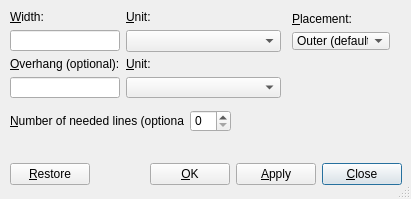
Before: the Qt Designer form src/frontends/qt4/ui/WrapUi.ui in cburschka/lyx, drawn with Qt 5.
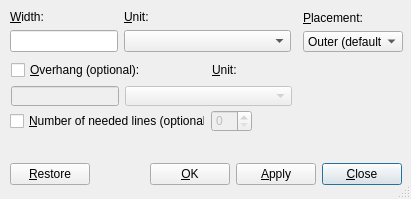
After: the same form once the commit is applied. Custom widgets are drawn as their Qt base class.

Commit message: GuiWrap: make the optional options really optional by checkboxes in the dialog

What changed in the file:
```diff
--- a/src/frontends/qt4/ui/WrapUi.ui
+++ b/src/frontends/qt4/ui/WrapUi.ui
@@ -15,37 +15,6 @@
   <property name="sizeGripEnabled" >
    <bool>true</bool>
   </property>
-  <widget class="QWidget" name="layoutWidget" >
-   <property name="geometry" >
-    <rect>
-     <x>10</x>
-     <y>110</y>
-     <width>221</width>
-     <height>22</height>
-    </rect>
-   </property>
-   <layout class="QHBoxLayout" >
-    <property name="margin" >
-     <number>0</number>
-    </property>
-    <property name="spacing" >
-     <number>6</number>
-    </property>
-    <item>
-     <widget class="QLabel" name="nlinesLA" >
-      <property name="text" >
-       <string>&amp;Number of needed lines (optional):</string>
-      </property>
-      <property name="buddy" >
-       <cstring>valignCO</cstring>
-      </property>
-     </widget>
-    </item>
-    <item>
-     <widget class="QSpinBox" name="linesSB" />
-    </item>
-   </layout>
-  </widget>
   <widget class="QWidget" name="layoutWidget" >
    <property name="geometry" >
     <rect>
@@ -155,62 +124,13 @@
     </item>
    </layout>
   </widget>
-  <widget class="QLabel" name="valignLA" >
-   <property name="geometry" >
-    <rect>
-     <x>292</x>
-     <y>11</y>
-     <width>98</width>
-     <height>16</height>
-    </rect>
-   </property>
-   <property name="text" >
-    <string>&amp;Placement:</string>
-   </property>
-   <property name="buddy" >
-    <cstring>valignCO</cstring>
-   </property>
-  </widget>
-  <widget class="QComboBox" name="valignCO" >
-   <property name="geometry" >
-    <rect>
-     <x>292</x>
-     <y>32</y>
-     <width>98</width>
-     <height>18</height>
-    </rect>
-   </property>
-   <property name="toolTip" >
-    <string>Vertical alignment</string>
-   </property>
-   <item>
-    <property name="text" >
-     <string>Outer (default)</string>
-    </property>
-   </item>
-   <item>
-    <property name="text" >
-     <string>Inner</string>
-    </property>
-   </item>
-   <item>
-    <property name="text" >
-     <string>Left</string>
-    </property>
-   </item>
-   <item>
-    <property name="text" >
-     <string>Right</string>
-    </property>
-   </item>
-  </widget>
-  <widget class="QWidget" name="layoutWidget" >
+  <widget class="QWidget" name="" >
    <property name="geometry" >
     <rect>
      <x>10</x>
      <y>10</y>
-     <width>271</width>
-     <height>88</height>
+     <width>281</width>
+     <height>42</height>
     </rect>
    </property>
    <layout class="QGridLayout" >
@@ -235,18 +155,8 @@
       </property>
      </widget>
     </item>
-    <item row="0" column="0" >
-     <widget class="QLabel" name="widthLA" >
-      <property name="text" >
-       <string>&amp;Width:</string>
-      </property>
-      <property name="buddy" >
-       <cstring>widthED</cstring>
-      </property>
-     </widget>
-    </item>
-    <item row="2" column="1" >
-     <widget class="QLabel" name="overhangUnitLA" >
+    <item row="0" column="1" >
+     <widget class="QLabel" name="widthUnitLA" >
       <property name="text" >
        <string>&amp;Unit:</string>
       </property>
@@ -255,31 +165,6 @@
       </property>
      </widget>
     </item>
-    <item row="3" column="0" >
-     <widget class="QLineEdit" name="overhangED" >
-      <property name="sizePolicy" >
-       <sizepolicy>
-        <hsizetype>1</hsizetype>
-        <vsizetype>0</vsizetype>
-        <horstretch>0</horstretch>
-        <verstretch>0</verstretch>
-       </sizepolicy>
-      </property>
-      <property name="toolTip" >
-       <string>Width value</string>
-      </property>
-     </widget>
-    </item>
-    <item row="2" column="0" >
-     <widget class="QLabel" name="overhangLA" >
-      <property name="text" >
-       <string>&amp;Overhang (optional):</string>
-      </property>
-      <property name="buddy" >
-       <cstring>widthED</cstring>
-      </property>
-     </widget>
-    </item>
     <item row="1" column="1" >
      <widget class="LengthCombo" name="widthUnitLC" >
       <property name="sizePolicy" >
@@ -304,8 +189,160 @@
       </property>
      </widget>
     </item>
+    <item row="0" column="0" >
+     <widget class="QLabel" name="widthLA" >
+      <property name="text" >
+       <string>&amp;Width:</string>
+      </property>
+      <property name="buddy" >
+       <cstring>widthED</cstring>
+      </property>
+     </widget>
+    </item>
+   </layout>
+  </widget>
+  <widget class="QWidget" name="" >
+   <property name="geometry" >
+    <rect>
+     <x>303</x>
+     <y>11</y>
+     <width>100</width>
+     <height>41</height>
+    </rect>
+   </property>
+   <layout class="QVBoxLayout" >
+    <property name="margin" >
+     <number>0</number>
+    </property>
+    <property name="spacing" >
+     <number>6</number>
+    </property>
+    <item>
+     <widget class="QLabel" name="valignLA" >
+      <property name="text" >
+       <string>&amp;Placement:</string>
+      </property>
+      <property name="buddy" >
+       <cstring>valignCO</cstring>
+      </property>
+     </widget>
+    </item>
+    <item>
+     <widget class="QComboBox" name="valignCO" >
+      <property name="toolTip" >
+       <string>Vertical alignment</string>
+      </property>
+      <item>
+       <property name="text" >
+        <string>Outer (default)</string>
+       </property>
+      </item>
+      <item>
+       <property name="text" >
+        <string>Inner</string>
+       </property>
+      </item>
+      <item>
+       <property name="text" >
+        <string>Left</string>
+       </property>
+      </item>
+      <item>
+       <property name="text" >
+        <string>Right</string>
+       </property>
+      </item>
+     </widget>
+    </item>
+   </layout>
+  </widget>
+  <widget class="QWidget" name="" >
+   <property name="geometry" >
+    <rect>
+     <x>10</x>
+     <y>110</y>
+     <width>242</width>
+     <height>22</height>
+    </rect>
+   </property>
+   <layout class="QGridLayout" >
+    <property name="margin" >
+     <number>0</number>
+    </property>
+    <property name="spacing" >
+     <number>6</number>
+    </property>
     <item row="0" column="1" >
-     <widget class="QLabel" name="widthUnitLA" >
+     <widget class="QSpinBox" name="linesSB" >
+      <property name="enabled" >
+       <bool>false</bool>
+      </property>
+      <property name="toolTip" >
+       <string>number of needed lines</string>
+      </property>
+     </widget>
+    </item>
+    <item row="0" column="0" >
+     <widget class="QCheckBox" name="linesCB" >
+      <property name="toolTip" >
+       <string>use number of lines</string>
+      </property>
+      <property name="text" >
+       <string>&amp;Number of needed lines (optional):</string>
+      </property>
+     </widget>
+    </item>
+   </layout>
+  </widget>
+  <widget class="QWidget" name="" >
+   <property name="geometry" >
+    <rect>
+     <x>11</x>
+     <y>60</y>
+     <width>281</width>
+     <height>46</height>
+    </rect>
+   </property>
+   <layout class="QGridLayout" >
+    <property name="margin" >
+     <number>0</number>
+    </property>
+    <property name="spacing" >
+     <number>6</number>
+    </property>
+    <item row="0" column="0" colspan="2" >
+     <widget class="QCheckBox" name="overhangCB" >
+      <property name="toolTip" >
+       <string>use overhang</string>
+      </property>
+      <property name="text" >
+       <string>&amp;Overhang (optional):</string>
+      </property>
+      <property name="checked" >
+       <bool>false</bool>
+      </property>
+     </widget>
+    </item>
+    <item row="1" column="0" >
+     <widget class="QLineEdit" name="overhangED" >
+      <property name="enabled" >
+       <bool>false</bool>
+      </property>
+      <property name="sizePolicy" >
+       <sizepolicy>
+        <hsizetype>1</hsizetype>
+        <vsizetype>0</vsizetype>
+        <horstretch>0</horstretch>
+        <verstretch>0</verstretch>
+       </sizepolicy>
+      </property>
+      <property name="toolTip" >
+       <string>Overhang value</string>
+      </property>
+     </widget>
+    </item>
+    <item row="0" column="2" >
+     <widget class="QLabel" name="overhangUnitLA" >
       <property name="text" >
        <string>&amp;Unit:</string>
       </property>
@@ -314,8 +351,11 @@
       </property>
      </widget>
     </item>
-    <item row="3" column="1" >
+    <item row="1" column="1" colspan="2" >
      <widget class="LengthCombo" name="overhangUnitLC" >
+      <property name="enabled" >
+       <bool>false</bool>
+      </property>
       <property name="sizePolicy" >
        <sizepolicy>
         <hsizetype>13</hsizetype>
```
Left out of the diff: 11 changed lines with no effect on the pictures. The commit also changes 2 other files.
